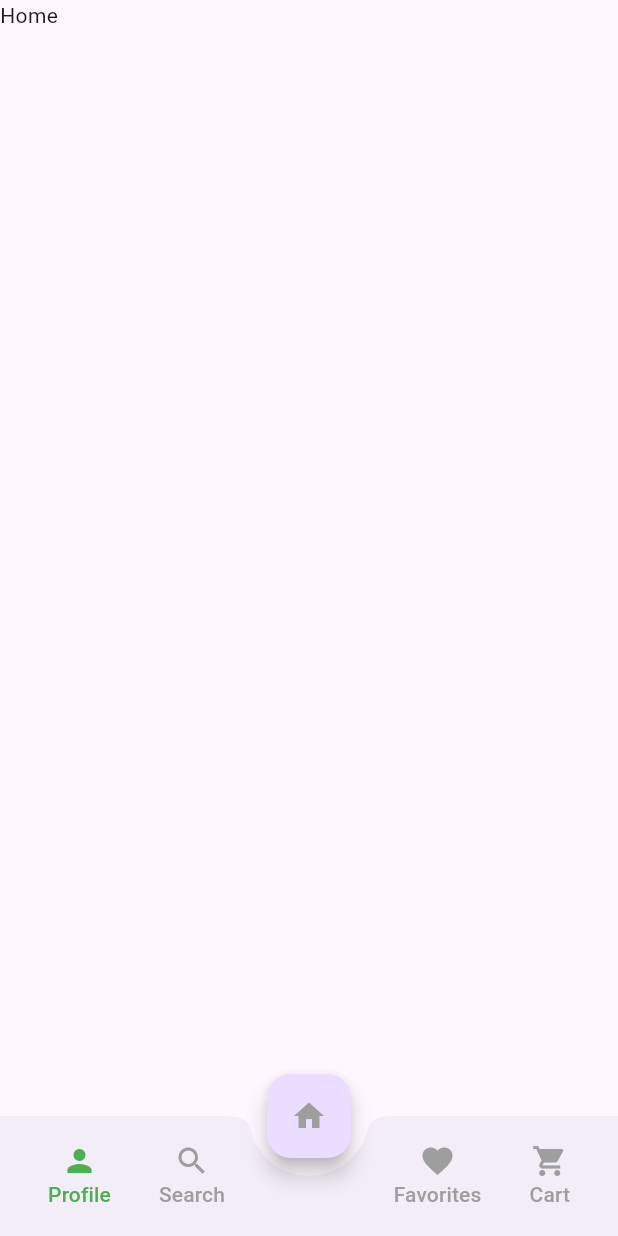
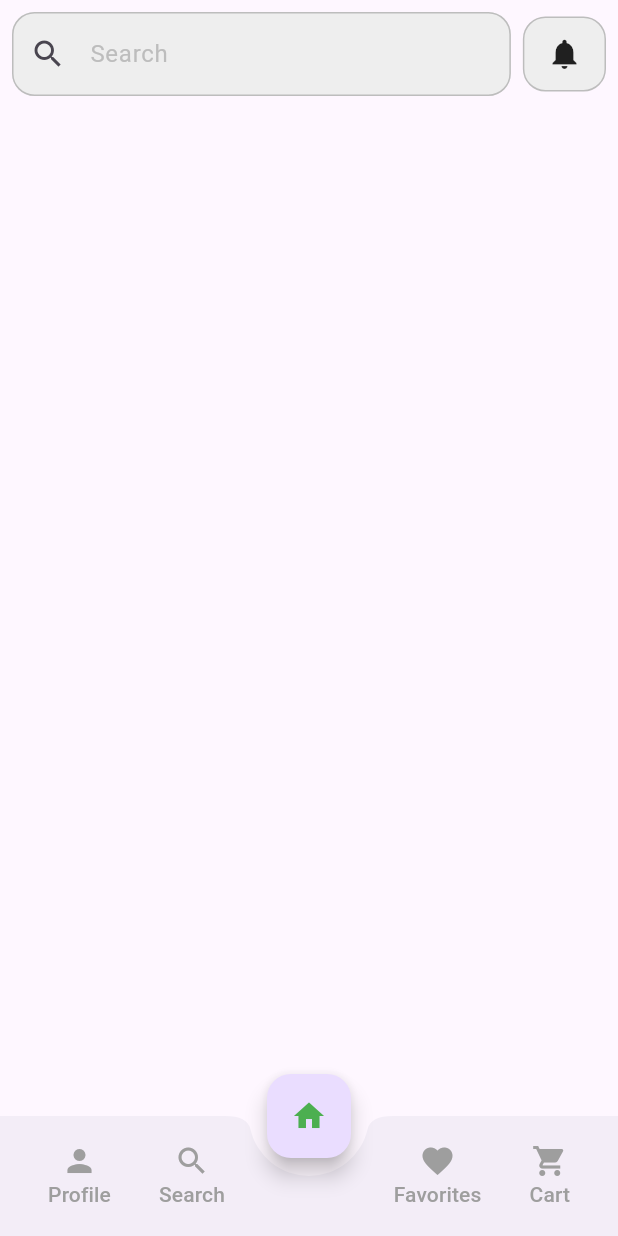
Before and after one commit to Ramez-sherif/ecommerce, a Flutter app: the screen it shows after launch, on a phone screen of 412 x 824 dp. Run offline on Flutter 3.47's test engine with Material 3 defaults, Android fonts, the phone set to English and light mode, and no system bars.

Commit message:
home app bar

```diff
--- /dev/null
+++ b/lib/pages/all_products.dart
@@ -0,0 +1,65 @@
+// TODO: remove this line
+// ignore_for_file: prefer_const_constructors, prefer_const_literals_to_create_immutables
+
+import 'package:flutter/material.dart';
+
+class AllProductsPage extends StatelessWidget {
+  const AllProductsPage({Key? key}) : super(key: key);
+
+  @override
+  Widget build(BuildContext context) {
+    return Column(
+      children: [
+        Padding(
+          padding: const EdgeInsets.all(8.0),
+          child: Row(
+            children: [
+              Expanded(flex: 6, child: _searchBar()),
+              SizedBox(width: 8),
+              Expanded(flex: 1, child: _notificationButton()),
+            ],
+          ),
+        ),
+      ],
+    );
+  }
+
+  Widget _searchBar() {
+    return TextField(
+      decoration: InputDecoration(
+        filled: true,
+        fillColor: Colors.grey[200],
+        hintText: 'Search',
+        hintStyle: TextStyle(color: Colors.grey[400]),
+        prefixIcon: Icon(Icons.search),
+        border: OutlineInputBorder(
+          borderRadius: BorderRadius.circular(15),
+        ),
+        enabledBorder: OutlineInputBorder(
+          borderSide: BorderSide(color: Colors.grey[400]!),
+          borderRadius: BorderRadius.circular(15),
+        ),
+        focusedBorder: OutlineInputBorder(
+          borderSide: BorderSide(color: Colors.grey[400]!),
+          borderRadius: BorderRadius.circular(15),
+        ),
+      ),
+    );
+  }
+
+  Widget _notificationButton() {
+    return Container(
+      decoration: BoxDecoration(
+        color: Colors.grey[200],
+        border: Border.all(color: Colors.grey[400]!),
+        borderRadius: BorderRadius.circular(15),
+      ),
+      child: MaterialButton(
+        // padding: EdgeInsets.all(12),
+        padding: EdgeInsets.zero,
+        onPressed: () {},
+        child: Icon(Icons.notifications),
+      ),
+    );
+  }
+}
--- a/lib/pages/home.dart
+++ b/lib/pages/home.dart
@@ -1,3 +1,4 @@
+import 'package:ecommerce/pages/all_products.dart';
 import 'package:flutter/material.dart';
 
 class HomePage extends StatefulWidget {
@@ -8,17 +9,18 @@ class HomePage extends StatefulWidget {
 }
 
 class _HomePageState extends State<HomePage> {
-  int currentTab = 0;
+  int currentTab = 2;
+  // TODO: Replace this with the screens after implementing
   final List<Widget> screens = [
     const Text('Profile'),
     const Text('Search'),
-    const Text('Home'),
+    const AllProductsPage(),
     const Text('Favorites'),
     const Text('Cart'),
   ];
 
   final PageStorageBucket bucket = PageStorageBucket();
-  Widget currentScreen = const Text('Home');
+  Widget currentScreen = const AllProductsPage();
 
   @override
   Widget build(BuildContext context) {
@@ -30,7 +32,7 @@ class _HomePageState extends State<HomePage> {
         ),
         floatingActionButton: FloatingActionButton(
           onPressed: () {
-            _updateScreen(2, const Text('Home'));
+            _updateScreen(2, const AllProductsPage());
           },
           child: Icon(
             Icons.home,
```
